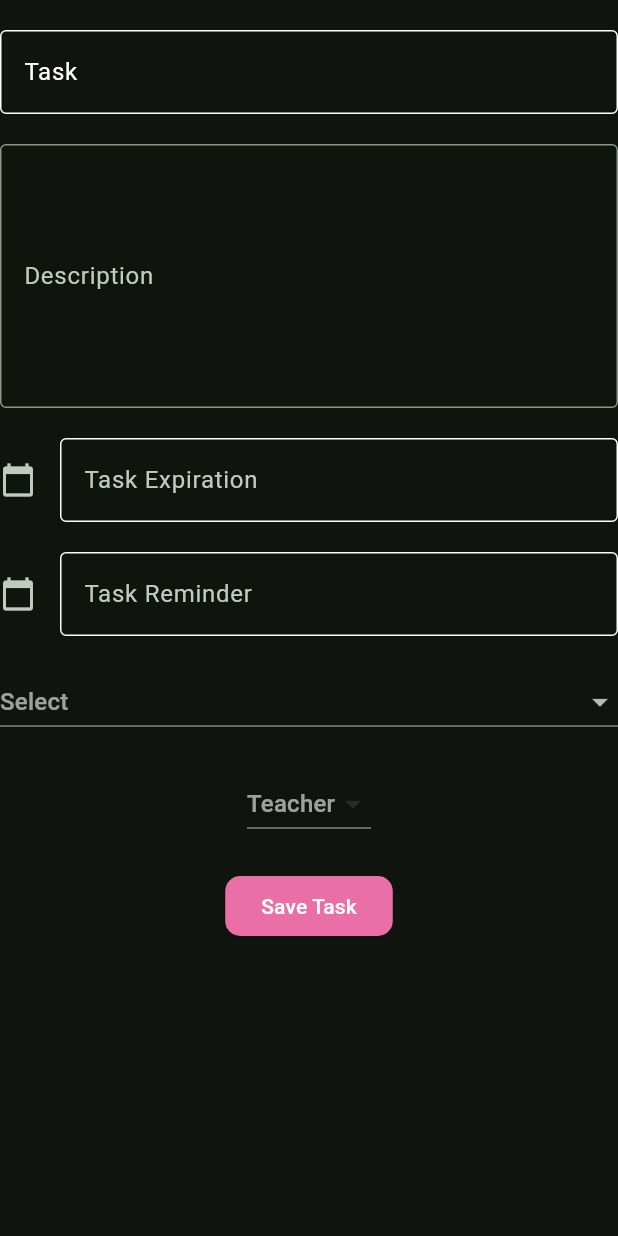
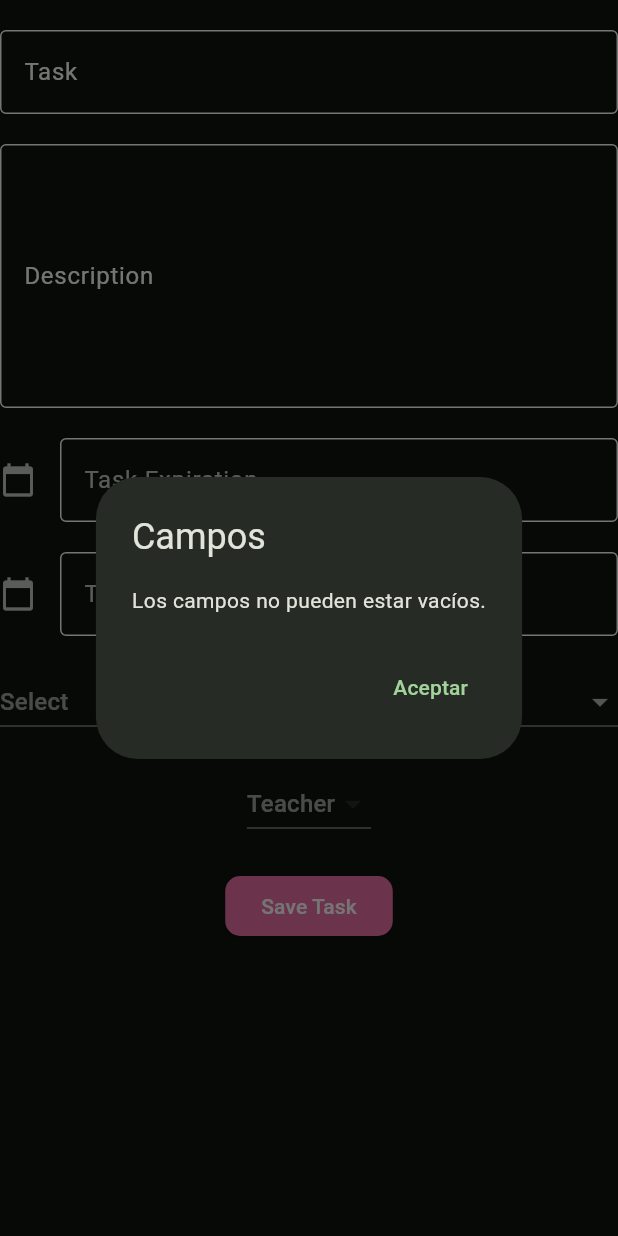
Before and after one commit to cdany840/Apps_Cloud, a Flutter app: the AddTeachTask widget shown alone on an empty page, opened directly, after a tap on "Save Task", on a phone screen of 412 x 824 dp. Run offline on Flutter 3.47's test engine with Material 2 defaults, Android fonts, the light colour scheme and no system bars; our stand-ins replace carousel_slider, concentric_transition, flutter_local_notifications, fluttertoast, lottie, shared_preferences and 3 more; missing offline and left inert: day_night_switcher, flutter_rating_native; accounts and stored records are empty.

Commit message:
Practica 4.1

```diff
--- a/lib/custom/widgets/custom_widget.dart
+++ b/lib/custom/widgets/custom_widget.dart
@@ -86,11 +86,17 @@ class CustomTextFormField extends StatelessWidget {
     return TextFormField(
       decoration: InputDecoration(
         label: Text(text),
-        border: const OutlineInputBorder(
+        labelStyle: const TextStyle(color: Colors.white),
+        enabledBorder: const OutlineInputBorder(
           borderSide: BorderSide(
             color: Colors.white
           )
-        )
+        ),
+        focusedBorder: const OutlineInputBorder(
+          borderSide: BorderSide(
+            color: Colors.white
+          )
+        ),
       ),
       controller: controller,
       maxLines: maxLines,
@@ -124,7 +130,7 @@ class CustomFloatingActionButton extends StatelessWidget {
   }
 }
 
-// *
+// * ElevatedButton
 class CustomElevatedButton extends StatelessWidget {
   final String text;
   final VoidCallback? onPressed;
--- a/lib/main.dart
+++ b/lib/main.dart
@@ -2,7 +2,6 @@
 import 'package:flutter/material.dart';
 import 'package:pmsn20232/assets/global_values.dart';
 import 'package:pmsn20232/assets/styles_app.dart';
-import 'package:pmsn20232/notifications/teacher_task_notification.dart';
 import 'package:pmsn20232/routes.dart';
 import 'package:pmsn20232/screens/dashboard_screen.dart';
 import 'package:pmsn20232/screens/login_screen.dart';
--- a/lib/widgets/shared/cards/card_teacher.dart
+++ b/lib/widgets/shared/cards/card_teacher.dart
@@ -35,6 +35,7 @@ class _CardTeacherState extends State<CardTeacher> {
 
   Future<void> fetchCourseData() async {
     List<CourseModel> courseData = (await teacherTaskNamesBD!.getCourseData());
+    if (mounted) {
       setState(() {
         courseNames?.clear();
         courseNames = {}; // Inicializa el mapa
@@ -44,6 +45,7 @@ class _CardTeacherState extends State<CardTeacher> {
           courseNames![idCourse] = nameCourse;
         }
       });
+    }
   }
 
   @override
--- a/lib/widgets/teacher_task/add_teach_task.dart
+++ b/lib/widgets/teacher_task/add_teach_task.dart
@@ -33,6 +33,7 @@ class _AddTeachTaskState extends State<AddTeachTask> {
 
   Future<void> fetchCourseData() async {
     List<TeacherModel> teacherData = await teacherTaskBD!.getTeacherData();
+    if (mounted) {
       setState(() {
         dropDownTeacherValues.clear();
         for (var teacher in teacherData) {
@@ -40,6 +41,7 @@ class _AddTeachTaskState extends State<AddTeachTask> {
           dropDownTeacherValues.add(nameTeacher);
         }
       });
+    }
   }
 
   @override
@@ -125,6 +127,30 @@ class _AddTeachTaskState extends State<AddTeachTask> {
           CustomElevatedButton(
             text: "Save Task",
             onPressed: () async {
+              if (txtConName.text.isEmpty || txtConDsc.text.isEmpty || txtConDateExp.text.isEmpty || txtConDateRem.text.isEmpty || dropDownValueTask == null || dropDownValueTeacher == null) {
+                showDialog(
+                  context: context,
+                  builder: (context) {
+                    return AlertDialog(
+                      title: const Text('Campos'),
+                      content: const Column(
+                        mainAxisSize: MainAxisSize.min,
+                        children: <Widget>[
+                          Text('Los campos no pueden estar vacíos.'),
+                        ]
+                      ),
+                      actions: <Widget>[
+                        TextButton(
+                          child: const Text('Aceptar'),
+                          onPressed: (){
+                            Navigator.of(context).pop();
+                          },
+                        )
+                      ],
+                    );
+                  },
+                );
+              } else {
                 scheduleNotification(txtConName.text, txtConDsc.text, DateFormat('yyyy-MM-dd').parse(txtConDateRem.text));
                 showNotification(txtConName.text, 'Tarea Programada');
 
@@ -156,6 +182,7 @@ class _AddTeachTaskState extends State<AddTeachTask> {
                 final message = (result > 0) ? '$operation fue exitosa' : 'Ocurrió un error';
                 ScaffoldMessenger.of(context).showSnackBar(SnackBar(content: Text(message)));
                 Navigator.pop(context);
+              }
             },
           )
         ],
@@ -201,7 +228,7 @@ class DateInputField extends StatelessWidget {
         DateTime? pickedDate = await showDatePicker(
           context: context,
           initialDate: DateTime.now(),
-          firstDate: DateTime(2023),
+          firstDate: DateTime.now(),
           lastDate: DateTime(2100),
         );
         if (pickedDate != null) {
```
Also changed, not shown: lib/notifications/teacher_task_notification.dart (+9 -3 lines), lib/screens/table_calendar_screen.dart (+4 -4 lines), lib/widgets/shared/buttons_up_del.dart (+29 -4 lines), lib/widgets/shared/cards/card_task_teacher.dart (+4 -4 lines), lib/widgets/teacher_task/add_course.dart (+25 -0 lines), lib/widgets/teacher_task/add_teacher.dart (+27 -0 lines), 2 other files. Lines whose indentation alone changed are shown as unchanged.
